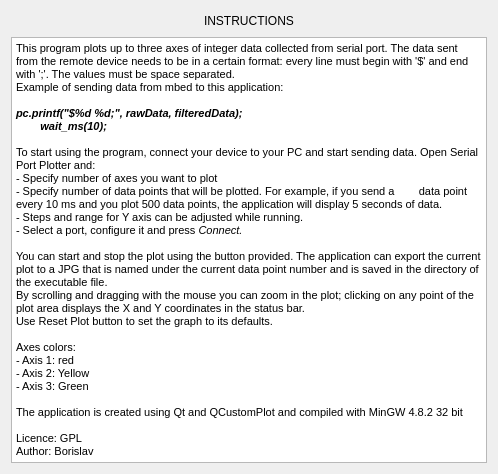
Qt form helpwindow.ui (brians444/hydraulic-logger) before a commit.
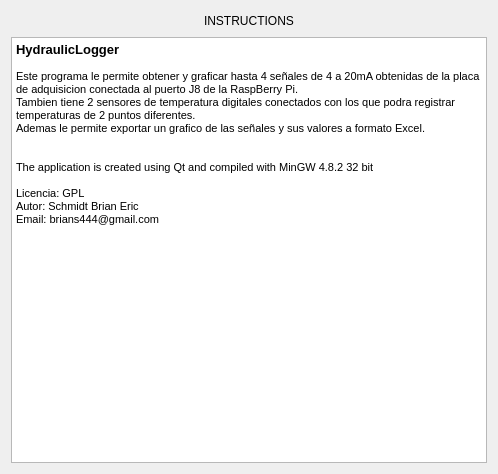
The same form after that commit.

```diff
--- a/helpwindow.ui
+++ b/helpwindow.ui
@@ -58,31 +58,19 @@
 &lt;html&gt;&lt;head&gt;&lt;meta name=&quot;qrichtext&quot; content=&quot;1&quot; /&gt;&lt;style type=&quot;text/css&quot;&gt;
 p, li { white-space: pre-wrap; }
 &lt;/style&gt;&lt;/head&gt;&lt;body style=&quot; font-family:'MS Shell Dlg 2'; font-size:8.25pt; font-weight:400; font-style:normal;&quot;&gt;
-&lt;p style=&quot; margin-top:0px; margin-bottom:0px; margin-left:0px; margin-right:0px; -qt-block-indent:0; text-indent:0px;&quot;&gt;&lt;span style=&quot; font-size:8pt;&quot;&gt;This program plots up to three axes of integer data collected from serial port. The data sent from the remote device needs to be in a certain format: every line must begin with '$' and end with ';'. The values must be space separated.&lt;/span&gt;&lt;/p&gt;
-&lt;p style=&quot; margin-top:0px; margin-bottom:0px; margin-left:0px; margin-right:0px; -qt-block-indent:0; text-indent:0px;&quot;&gt;&lt;span style=&quot; font-size:8pt;&quot;&gt;Example of sending data from mbed to this application:&lt;/span&gt;&lt;/p&gt;
+&lt;p style=&quot; margin-top:0px; margin-bottom:0px; margin-left:0px; margin-right:0px; -qt-block-indent:0; text-indent:0px;&quot;&gt;&lt;span style=&quot; font-size:10pt; font-weight:600;&quot;&gt;HydraulicLogger&lt;/span&gt;&lt;/p&gt;
+&lt;p style=&quot;-qt-paragraph-type:empty; margin-top:0px; margin-bottom:0px; margin-left:0px; margin-right:0px; -qt-block-indent:0; text-indent:0px;&quot;&gt;&lt;br /&gt;&lt;/p&gt;
+&lt;p style=&quot; margin-top:0px; margin-bottom:0px; margin-left:0px; margin-right:0px; -qt-block-indent:0; text-indent:0px;&quot;&gt;Este programa le permite obtener y graficar hasta 4 señales de 4 a 20mA obtenidas de la placa de adquisicion conectada al puerto J8 de la RaspBerry Pi. &lt;/p&gt;
+&lt;p style=&quot; margin-top:0px; margin-bottom:0px; margin-left:0px; margin-right:0px; -qt-block-indent:0; text-indent:0px;&quot;&gt;Tambien tiene 2 sensores de temperatura digitales conectados con los que podra registrar temperaturas de 2 puntos diferentes.&lt;/p&gt;
+&lt;p style=&quot; margin-top:0px; margin-bottom:0px; margin-left:0px; margin-right:0px; -qt-block-indent:0; text-indent:0px;&quot;&gt;Ademas le permite exportar un grafico de las señales y sus valores a formato Excel.&lt;/p&gt;
 &lt;p style=&quot;-qt-paragraph-type:empty; margin-top:0px; margin-bottom:0px; margin-left:0px; margin-right:0px; -qt-block-indent:0; text-indent:0px; font-size:8pt;&quot;&gt;&lt;br /&gt;&lt;/p&gt;
-&lt;p style=&quot; margin-top:0px; margin-bottom:0px; margin-left:0px; margin-right:0px; -qt-block-indent:0; text-indent:0px;&quot;&gt;&lt;span style=&quot; font-size:8pt; font-weight:600; font-style:italic;&quot;&gt;pc.printf(&amp;quot;$%d %d;&amp;quot;, rawData, filteredData);&lt;/span&gt;&lt;/p&gt;
-&lt;p style=&quot; margin-top:0px; margin-bottom:0px; margin-left:0px; margin-right:0px; -qt-block-indent:0; text-indent:0px;&quot;&gt;&lt;span style=&quot; font-size:8pt; font-weight:600; font-style:italic;&quot;&gt;        wait_ms(10);&lt;/span&gt;&lt;/p&gt;
 &lt;p style=&quot;-qt-paragraph-type:empty; margin-top:0px; margin-bottom:0px; margin-left:0px; margin-right:0px; -qt-block-indent:0; text-indent:0px; font-size:8pt;&quot;&gt;&lt;br /&gt;&lt;/p&gt;
-&lt;p style=&quot; margin-top:0px; margin-bottom:0px; margin-left:0px; margin-right:0px; -qt-block-indent:0; text-indent:0px;&quot;&gt;&lt;span style=&quot; font-size:8pt;&quot;&gt;To start using the program, connect your device to your PC and start sending data. Open Serial Port Plotter and:&lt;/span&gt;&lt;/p&gt;
-&lt;p style=&quot; margin-top:0px; margin-bottom:0px; margin-left:0px; margin-right:0px; -qt-block-indent:0; text-indent:0px;&quot;&gt;&lt;span style=&quot; font-size:8pt;&quot;&gt;- Specify number of axes you want to plot&lt;/span&gt;&lt;/p&gt;
-&lt;p style=&quot; margin-top:0px; margin-bottom:0px; margin-left:0px; margin-right:0px; -qt-block-indent:0; text-indent:0px;&quot;&gt;&lt;span style=&quot; font-size:8pt;&quot;&gt;- Specify number of data points that will be plotted. For example, if you send a        data point every 10 ms and you plot 500 data points, the application will display 5 seconds of data. &lt;/span&gt;&lt;/p&gt;
-&lt;p style=&quot; margin-top:0px; margin-bottom:0px; margin-left:0px; margin-right:0px; -qt-block-indent:0; text-indent:0px;&quot;&gt;&lt;span style=&quot; font-size:8pt;&quot;&gt;- Steps and range for Y axis can be adjusted while running.&lt;/span&gt;&lt;/p&gt;
-&lt;p style=&quot; margin-top:0px; margin-bottom:0px; margin-left:0px; margin-right:0px; -qt-block-indent:0; text-indent:0px;&quot;&gt;&lt;span style=&quot; font-size:8pt;&quot;&gt;- Select a port, configure it and press&lt;/span&gt;&lt;span style=&quot; font-size:8pt; font-style:italic;&quot;&gt; Connect.&lt;/span&gt;&lt;/p&gt;
-&lt;p style=&quot;-qt-paragraph-type:empty; margin-top:0px; margin-bottom:0px; margin-left:0px; margin-right:0px; -qt-block-indent:0; text-indent:0px; font-size:8pt; font-style:italic;&quot;&gt;&lt;br /&gt;&lt;/p&gt;
-&lt;p style=&quot; margin-top:0px; margin-bottom:0px; margin-left:0px; margin-right:0px; -qt-block-indent:0; text-indent:0px;&quot;&gt;&lt;span style=&quot; font-size:8pt;&quot;&gt;You can start and stop the plot using the button provided. The application can export the current plot to a JPG that is named under the current data point number and is saved in the directory of the executable file. &lt;/span&gt;&lt;/p&gt;
-&lt;p style=&quot; margin-top:0px; margin-bottom:0px; margin-left:0px; margin-right:0px; -qt-block-indent:0; text-indent:0px;&quot;&gt;&lt;span style=&quot; font-size:8pt;&quot;&gt;By scrolling and dragging with the mouse you can zoom in the plot; clicking on any point of the plot area displays the X and Y coordinates in the status bar. &lt;/span&gt;&lt;/p&gt;
-&lt;p style=&quot; margin-top:0px; margin-bottom:0px; margin-left:0px; margin-right:0px; -qt-block-indent:0; text-indent:0px;&quot;&gt;&lt;span style=&quot; font-size:8pt;&quot;&gt;Use Reset Plot button to set the graph to its defaults. &lt;/span&gt;&lt;/p&gt;
+&lt;p style=&quot; margin-top:0px; margin-bottom:0px; margin-left:0px; margin-right:0px; -qt-block-indent:0; text-indent:0px;&quot;&gt;&lt;span style=&quot; font-size:8pt;&quot;&gt;The application is created using Qt and compiled with MinGW 4.8.2 32 bit&lt;/span&gt;&lt;/p&gt;
 &lt;p style=&quot;-qt-paragraph-type:empty; margin-top:0px; margin-bottom:0px; margin-left:0px; margin-right:0px; -qt-block-indent:0; text-indent:0px; font-size:8pt;&quot;&gt;&lt;br /&gt;&lt;/p&gt;
-&lt;p style=&quot; margin-top:0px; margin-bottom:0px; margin-left:0px; margin-right:0px; -qt-block-indent:0; text-indent:0px;&quot;&gt;&lt;span style=&quot; font-size:8pt;&quot;&gt;Axes colors:&lt;/span&gt;&lt;/p&gt;
-&lt;p style=&quot; margin-top:0px; margin-bottom:0px; margin-left:0px; margin-right:0px; -qt-block-indent:0; text-indent:0px;&quot;&gt;&lt;span style=&quot; font-size:8pt;&quot;&gt;- Axis 1: red&lt;/span&gt;&lt;/p&gt;
-&lt;p style=&quot; margin-top:0px; margin-bottom:0px; margin-left:0px; margin-right:0px; -qt-block-indent:0; text-indent:0px;&quot;&gt;&lt;span style=&quot; font-size:8pt;&quot;&gt;- Axis 2: Yellow&lt;/span&gt;&lt;/p&gt;
-&lt;p style=&quot; margin-top:0px; margin-bottom:0px; margin-left:0px; margin-right:0px; -qt-block-indent:0; text-indent:0px;&quot;&gt;&lt;span style=&quot; font-size:8pt;&quot;&gt;- Axis 3: Green&lt;/span&gt;&lt;/p&gt;
-&lt;p style=&quot;-qt-paragraph-type:empty; margin-top:0px; margin-bottom:0px; margin-left:0px; margin-right:0px; -qt-block-indent:0; text-indent:0px; font-size:8pt;&quot;&gt;&lt;br /&gt;&lt;/p&gt;
-&lt;p style=&quot; margin-top:0px; margin-bottom:0px; margin-left:0px; margin-right:0px; -qt-block-indent:0; text-indent:0px;&quot;&gt;&lt;span style=&quot; font-size:8pt;&quot;&gt;The application is created using Qt and QCustomPlot and compiled with MinGW 4.8.2 32 bit&lt;/span&gt;&lt;/p&gt;
-&lt;p style=&quot;-qt-paragraph-type:empty; margin-top:0px; margin-bottom:0px; margin-left:0px; margin-right:0px; -qt-block-indent:0; text-indent:0px; font-size:8pt;&quot;&gt;&lt;br /&gt;&lt;/p&gt;
-&lt;p style=&quot; margin-top:0px; margin-bottom:0px; margin-left:0px; margin-right:0px; -qt-block-indent:0; text-indent:0px;&quot;&gt;&lt;span style=&quot; font-size:8pt;&quot;&gt;Licence: GPL&lt;/span&gt;&lt;/p&gt;
-&lt;p style=&quot; margin-top:0px; margin-bottom:0px; margin-left:0px; margin-right:0px; -qt-block-indent:0; text-indent:0px;&quot;&gt;&lt;span style=&quot; font-size:8pt;&quot;&gt;Author: Borislav&lt;/span&gt;&lt;/p&gt;&lt;/body&gt;&lt;/html&gt;</string>
+&lt;p style=&quot; margin-top:0px; margin-bottom:0px; margin-left:0px; margin-right:0px; -qt-block-indent:0; text-indent:0px;&quot;&gt;&lt;span style=&quot; font-size:8pt;&quot;&gt;Licencia: GPL&lt;/span&gt;&lt;/p&gt;
+&lt;p style=&quot; margin-top:0px; margin-bottom:0px; margin-left:0px; margin-right:0px; -qt-block-indent:0; text-indent:0px;&quot;&gt;&lt;span style=&quot; font-size:8pt;&quot;&gt;Autor: Schmidt Brian Eric&lt;/span&gt;&lt;/p&gt;
+&lt;p style=&quot; margin-top:0px; margin-bottom:0px; margin-left:0px; margin-right:0px; -qt-block-indent:0; text-indent:0px;&quot;&gt;&lt;span style=&quot; font-size:8pt;&quot;&gt;Email: brians444@gmail.com&lt;/span&gt;&lt;/p&gt;
+&lt;p style=&quot;-qt-paragraph-type:empty; margin-top:0px; margin-bottom:0px; margin-left:0px; margin-right:0px; -qt-block-indent:0; text-indent:0px; font-size:8pt;&quot;&gt;&lt;br /&gt;&lt;/p&gt;&lt;/body&gt;&lt;/html&gt;</string>
      </property>
     </widget>
    </item>
```
